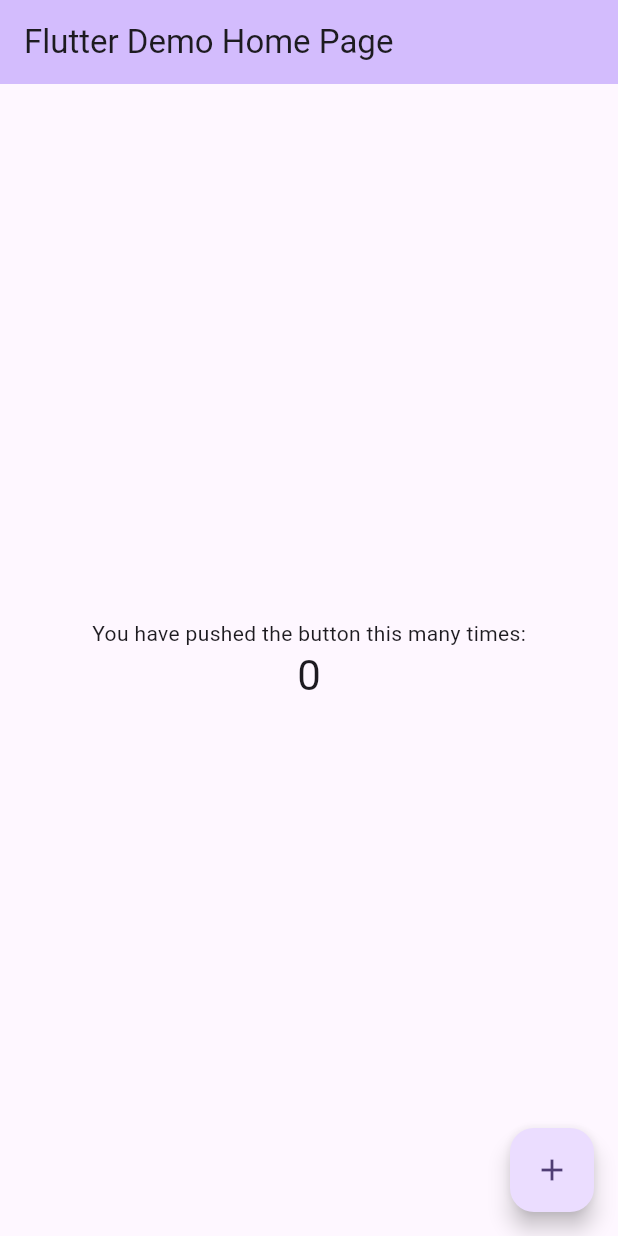
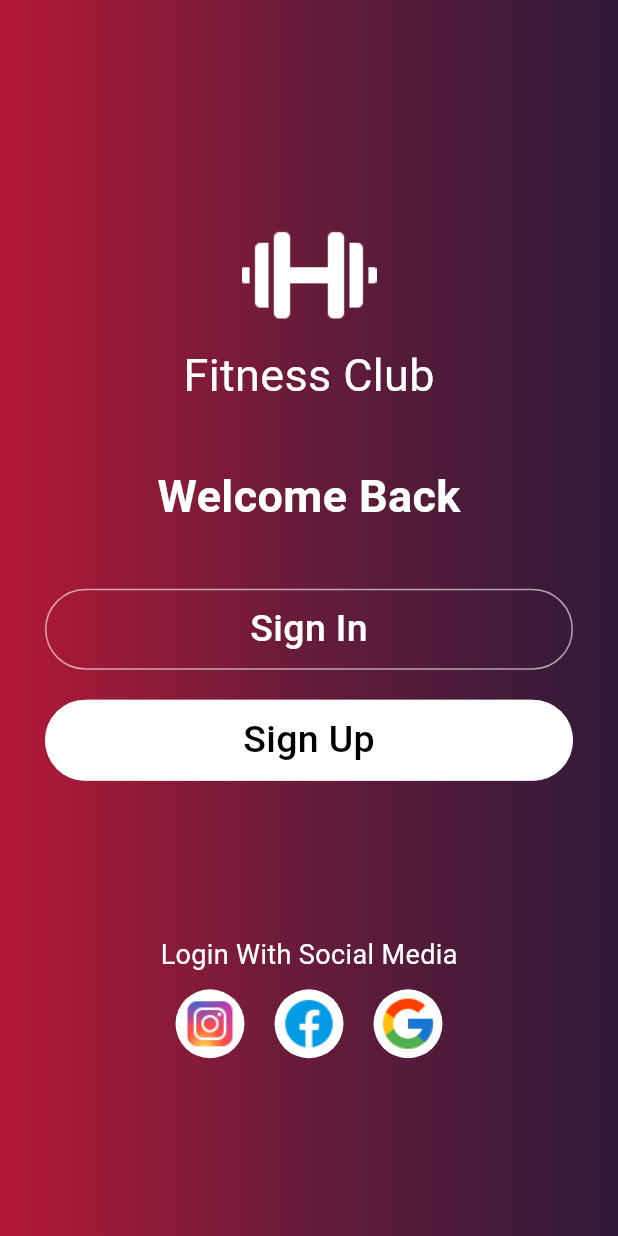
Before and after one commit to TayyabXtreme/FLUTTER-UI-DESIGN, a Flutter app: the screen it shows after launch, on a phone screen of 412 x 824 dp. Run offline on Flutter 3.47's test engine with Material 3 defaults, Android fonts, the phone set to English and light mode, and no system bars.

Commit message:
onBoarding page ui make

```diff
--- a/loginsinguppage/lib/main.dart
+++ b/loginsinguppage/lib/main.dart
@@ -1,4 +1,5 @@
 import 'package:flutter/material.dart';
+import 'package:loginsinguppage/pages/onboarding.dart';
 
 void main() {
   runApp(const MyApp());
@@ -7,46 +8,22 @@ void main() {
 class MyApp extends StatelessWidget {
   const MyApp({super.key});
 
-  // This widget is the root of your application.
   @override
   Widget build(BuildContext context) {
     return MaterialApp(
+      debugShowCheckedModeBanner: false,
       title: 'Flutter Demo',
       theme: ThemeData(
-        // This is the theme of your application.
-        //
-        // TRY THIS: Try running your application with "flutter run". You'll see
-        // the application has a purple toolbar. Then, without quitting the app,
-        // try changing the seedColor in the colorScheme below to Colors.green
-        // and then invoke "hot reload" (save your changes or press the "hot
-        // reload" button in a Flutter-supported IDE, or press "r" if you used
-        // the command line to start the app).
-        //
-        // Notice that the counter didn't reset back to zero; the application
-        // state is not lost during the reload. To reset the state, use hot
-        // restart instead.
-        //
-        // This works for code too, not just values: Most code changes can be
-        // tested with just a hot reload.
         colorScheme: ColorScheme.fromSeed(seedColor: Colors.deepPurple),
         useMaterial3: true,
       ),
-      home: const MyHomePage(title: 'Flutter Demo Home Page'),
+      home: Onboarding(),
     );
   }
 }
 
 class MyHomePage extends StatefulWidget {
   const MyHomePage({super.key, required this.title});
-
-  // This widget is the home page of your application. It is stateful, meaning
-  // that it has a State object (defined below) that contains fields that affect
-  // how it looks.
-
-  // This class is the configuration for the state. It holds the values (in this
-  // case the title) provided by the parent (in this case the App widget) and
-  // used by the build method of the State. Fields in a Widget subclass are
-  // always marked "final".
 
   final String title;
 
@@ -59,50 +36,19 @@ class _MyHomePageState extends State<MyHomePage> {
 
   void _incrementCounter() {
     setState(() {
-      // This call to setState tells the Flutter framework that something has
-      // changed in this State, which causes it to rerun the build method below
-      // so that the display can reflect the updated values. If we changed
-      // _counter without calling setState(), then the build method would not be
-      // called again, and so nothing would appear to happen.
       _counter++;
     });
   }
 
   @override
   Widget build(BuildContext context) {
-    // This method is rerun every time setState is called, for instance as done
-    // by the _incrementCounter method above.
-    //
-    // The Flutter framework has been optimized to make rerunning build methods
-    // fast, so that you can just rebuild anything that needs updating rather
-    // than having to individually change instances of widgets.
     return Scaffold(
       appBar: AppBar(
-        // TRY THIS: Try changing the color here to a specific color (to
-        // Colors.amber, perhaps?) and trigger a hot reload to see the AppBar
-        // change color while the other colors stay the same.
         backgroundColor: Theme.of(context).colorScheme.inversePrimary,
-        // Here we take the value from the MyHomePage object that was created by
-        // the App.build method, and use it to set our appbar title.
         title: Text(widget.title),
       ),
       body: Center(
-        // Center is a layout widget. It takes a single child and positions it
-        // in the middle of the parent.
         child: Column(
-          // Column is also a layout widget. It takes a list of children and
-          // arranges them vertically. By default, it sizes itself to fit its
-          // children horizontally, and tries to be as tall as its parent.
-          //
-          // Column has various properties to control how it sizes itself and
-          // how it positions its children. Here we use mainAxisAlignment to
-          // center the children vertically; the main axis here is the vertical
-          // axis because Columns are vertical (the cross axis would be
-          // horizontal).
-          //
-          // TRY THIS: Invoke "debug painting" (choose the "Toggle Debug Paint"
-          // action in the IDE, or press "p" in the console), to see the
-          // wireframe for each widget.
           mainAxisAlignment: MainAxisAlignment.center,
           children: <Widget>[
             const Text(
@@ -119,7 +65,7 @@ class _MyHomePageState extends State<MyHomePage> {
         onPressed: _incrementCounter,
         tooltip: 'Increment',
         child: const Icon(Icons.add),
-      ), // This trailing comma makes auto-formatting nicer for build methods.
+      ),
     );
   }
 }
--- /dev/null
+++ b/loginsinguppage/lib/pages/onboarding.dart
@@ -0,0 +1,134 @@
+import 'package:flutter/material.dart';
+
+class Onboarding extends StatefulWidget {
+  const Onboarding({super.key});
+
+  @override
+  State<Onboarding> createState() => _OnboardingState();
+}
+
+class _OnboardingState extends State<Onboarding> {
+  @override
+  Widget build(BuildContext context) {
+    return Scaffold(
+        body: Container(
+            padding: EdgeInsets.only(top: 20),
+            height: MediaQuery.of(context).size.height,
+            width: MediaQuery.of(context).size.width,
+            decoration: BoxDecoration(
+                gradient: LinearGradient(colors: [
+              Color(0xffb51837),
+              Color(0xff661c3a),
+              Color(0xff301939)
+            ], begin: Alignment.topLeft, end: Alignment.topRight)),
+            child: Column(
+              mainAxisAlignment: MainAxisAlignment.center,
+              children: [
+                Image.asset('assets/images/dumbel.png',
+                    color: Colors.white,
+                    height: 90,
+                    width: 90,
+                    fit: BoxFit.cover),
+                Text(
+                  'Fitness Club',
+                  style: TextStyle(color: Colors.white, fontSize: 30.0),
+                ),
+                SizedBox(
+                  height: 38,
+                ),
+                Text(
+                  'Welcome Back',
+                  style: TextStyle(
+                      color: Colors.white,
+                      fontSize: 30.0,
+                      fontWeight: FontWeight.bold),
+                ),
+                SizedBox(
+                  height: 40,
+                ),
+                Container(
+                    padding: EdgeInsets.only(top: 8, bottom: 8),
+                    margin: EdgeInsets.only(left: 30, right: 30),
+                    width: MediaQuery.of(context).size.width,
+                    decoration: BoxDecoration(
+                        border: Border.all(color: Colors.white60),
+                        borderRadius: BorderRadius.circular(30)),
+                    child: Center(
+                      child: Text(
+                        'Sign In',
+                        style: TextStyle(
+                            color: Colors.white,
+                            fontSize: 25.0,
+                            fontWeight: FontWeight.w500),
+                      ),
+                    )),
+                SizedBox(
+                  height: 20,
+                ),
+                Container(
+                    padding: EdgeInsets.only(top: 8, bottom: 8),
+                    margin: EdgeInsets.only(left: 30, right: 30),
+                    width: MediaQuery.of(context).size.width,
+                    decoration: BoxDecoration(
+                        color: Colors.white,
+                        border: Border.all(color: Colors.white60),
+                        borderRadius: BorderRadius.circular(30)),
+                    child: Center(
+                      child: Text(
+                        'Sign Up',
+                        style: TextStyle(
+                            color: Colors.black,
+                            fontSize: 25.0,
+                            fontWeight: FontWeight.w500),
+                      ),
+                    )),
+                SizedBox(height: MediaQuery.of(context).size.height / 8),
+                Text(
+                  'Login With Social Media',
+                  style: TextStyle(
+                    color: Colors.white,
+                    fontSize: 18.0,
+                  ),
+                ),
+                SizedBox(
+                  height: 10,
+                ),
+                Row(
+                  mainAxisAlignment: MainAxisAlignment.center,
+                  children: [
+                    Container(
+                      padding: EdgeInsets.all(3),
+                      decoration: BoxDecoration(
+                          color: Colors.white,
+                          borderRadius: BorderRadius.circular(60)),
+                      child: Image.asset('assets/images/instagram.png',
+                          width: 40, height: 40, fit: BoxFit.cover),
+                    ),
+                    SizedBox(
+                      width: 20,
+                    ),
+                    Container(
+                      padding: EdgeInsets.all(3),
+                      decoration: BoxDecoration(
+                          color: Colors.white,
+                          borderRadius: BorderRadius.circular(60)),
+                      child: Image.asset('assets/images/facebook.png',
+                          width: 40, height: 40, fit: BoxFit.cover),
+                    ),
+                    SizedBox(
+                      width: 20,
+                    ),
+                    Container(
+                      padding: EdgeInsets.all(3),
+                      decoration: BoxDecoration(
+                          color: Colors.white,
+                          borderRadius: BorderRadius.circular(60)),
+                      child: Image.asset('assets/images/serach.png',
+                          width: 40, height: 40, fit: BoxFit.cover),
+                    )
+                  ],
+                )
+              ],
+            )));
+  }
+}
--- a/loginsinguppage/pubspec.yaml
+++ b/loginsinguppage/pubspec.yaml
@@ -58,8 +58,8 @@ flutter:
   uses-material-design: true
 
   # To add assets to your application, add an assets section, like this:
-  # assets:
-  #   - images/a_dot_burr.jpeg
+  assets:
+    - assets/images/
   #   - images/a_dot_ham.jpeg
 
   # An image asset can refer to one or more resolution-specific "variants", see
```
Also changed, not shown: loginsinguppage/assets/images/dumbel.png (added), loginsinguppage/assets/images/facebook.png (added), loginsinguppage/assets/images/instagram.png (added), loginsinguppage/assets/images/serach.png (added).
